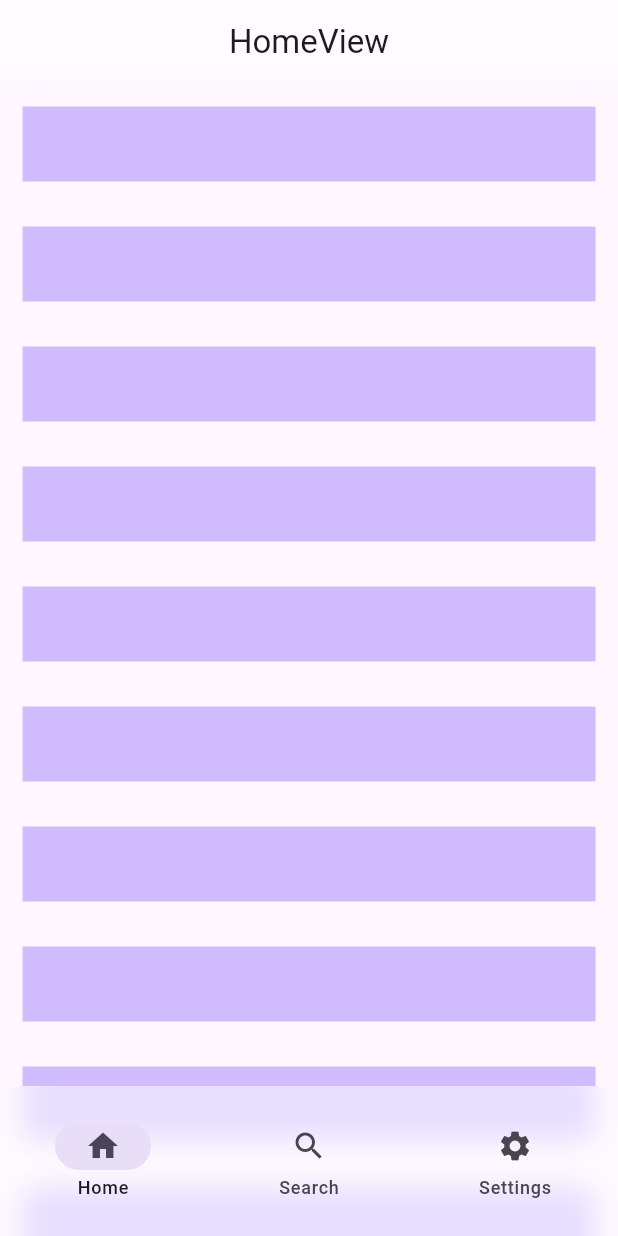
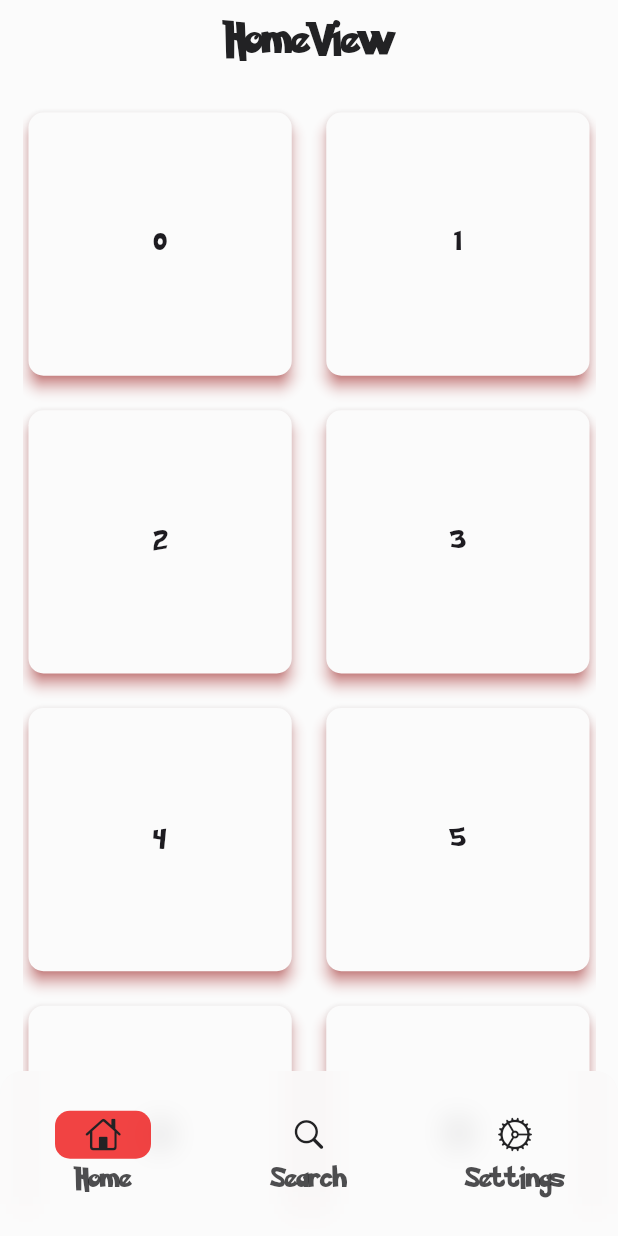
Before and after one commit to JurojinKun/flutter_test_getX, a Flutter app: the screen it shows after launch, on a phone screen of 412 x 824 dp. Run offline on Flutter 3.47's test engine with Material 3 defaults, Android fonts, the phone set to English and light mode, and no system bars; our stand-ins replace get.

Commit message:
Ui theme
- implement fonts
- implement light/dark theme data

```diff
--- a/lib/app/modules/home/views/home_view.dart
+++ b/lib/app/modules/home/views/home_view.dart
@@ -16,18 +16,35 @@ class HomeView extends GetView<HomeController> {
             preferredSize: Size(MediaQuery.of(context).size.width,
                 AppBar().preferredSize.height),
             child: const AppBarCustom(title: "HomeView")),
-        body: ListView.builder(
-            itemCount: 25,
+        body: Padding(
+          padding: const EdgeInsets.all(15.0),
+          child: GridView.builder(
+              gridDelegate: const SliverGridDelegateWithFixedCrossAxisCount(
+                  crossAxisCount: 2,
+                  mainAxisSpacing: 15.0,
+                  crossAxisSpacing: 15.0),
+              shrinkWrap: true,
+              itemCount: 23,
               itemBuilder: (_, index) {
+                return _itemGridView(context, index);
+              }),
+        ));
+  }
+
+  _itemGridView(BuildContext context, int index) {
     return GestureDetector(
       onTap: () => Get.toNamed(Routes
           .profile), //add id:number corresponds to nested key wrapper to stack navigation bottom bar,
-                child: Container(
-                  margin: const EdgeInsets.all(15.0),
-                  height: 50.0,
-                  color: Theme.of(context).colorScheme.inversePrimary,
+      child: Card(
+        color: Theme.of(context).scaffoldBackgroundColor,
+        shape:
+            RoundedRectangleBorder(borderRadius: BorderRadius.circular(10.0)),
+        elevation: 4,
+        shadowColor: Theme.of(context).primaryColor,
+        child: Center(
+          child: Text(index.toString()),
+        ),
       ),
     );
-            }));
   }
 }
--- /dev/null
+++ b/lib/app/theme/custom_font_sizes.dart
@@ -0,0 +1,26 @@
+import 'package:flutter/material.dart';
+
+class FontSizes {
+  static const double titleAppBar = 23.0;
+  static const double titleNavBar = 15.0;
+
+  static textStyleCustomPokemonHollow(Color color, double fontSize,
+      [TextDecoration? decoration, Color? backgroundColor]) {
+    return TextStyle(
+        fontFamily: 'PokemonHollow',
+        fontSize: fontSize,
+        color: color,
+        decoration: decoration,
+        backgroundColor: backgroundColor);
+  }
+
+  static textStyleCustomPokemonSolid(Color color, double fontSize,
+      [TextDecoration? decoration, Color? backgroundColor]) {
+    return TextStyle(
+        fontFamily: 'PokemonSolid',
+        fontSize: fontSize,
+        color: color,
+        decoration: decoration,
+        backgroundColor: backgroundColor);
+  }
+}
--- /dev/null
+++ b/lib/app/theme/custom_theme.dart
@@ -0,0 +1,60 @@
+import 'package:flutter/material.dart';
+import 'package:flutter/services.dart';
+import 'package:flutter_test_getx/app/theme/custom_font_sizes.dart';
+
+class CustomTheme {
+  static Color primaryColor = const Color(0xFFee1515),
+      white = const Color(0xFFfbfbfb),
+      black = const Color(0xFF222224),
+      transparent = Colors.transparent;
+
+  static final lightTheme = ThemeData(
+    primaryColor: primaryColor,
+    brightness: Brightness.light,
+    scaffoldBackgroundColor: white,
+    indicatorColor: black,
+    useMaterial3: true,
+    fontFamily: "PokemonSolid",
+    appBarTheme: AppBarTheme(
+      centerTitle: true,
+      backgroundColor: white,
+      scrolledUnderElevation: 0,
+      titleTextStyle:
+          FontSizes.textStyleCustomPokemonSolid(black, FontSizes.titleAppBar),
+      systemOverlayStyle: SystemUiOverlayStyle(
+        statusBarColor: white,
+        statusBarIconBrightness: Brightness.dark,
+      ),
+    ),
+    navigationBarTheme: NavigationBarThemeData(
+      labelTextStyle: WidgetStateProperty.all(
+          FontSizes.textStyleCustomPokemonSolid(
+              black.withOpacity(0.8), FontSizes.titleNavBar)),
+    ),
+  );
+
+  static final darkTheme = ThemeData(
+    primaryColor: primaryColor,
+    brightness: Brightness.dark,
+    scaffoldBackgroundColor: black,
+    indicatorColor: white,
+    useMaterial3: true,
+    fontFamily: "PokemonSolid",
+    appBarTheme: AppBarTheme(
+      centerTitle: true,
+      backgroundColor: black,
+      scrolledUnderElevation: 0,
+      titleTextStyle:
+          FontSizes.textStyleCustomPokemonSolid(white, FontSizes.titleAppBar),
+      systemOverlayStyle: SystemUiOverlayStyle(
+        statusBarColor: black,
+        statusBarIconBrightness: Brightness.light,
+      ),
+    ),
+    navigationBarTheme: NavigationBarThemeData(
+      labelTextStyle: WidgetStateProperty.all(
+          FontSizes.textStyleCustomPokemonSolid(
+              white.withOpacity(0.8), FontSizes.titleNavBar)),
+    ),
+  );
+}
--- a/lib/app/widgets/app_bar_custom.dart
+++ b/lib/app/widgets/app_bar_custom.dart
@@ -10,7 +10,7 @@ class AppBarCustom extends StatelessWidget {
   Widget build(BuildContext context) {
     return AppBar(
       elevation: 0,
-      backgroundColor: Colors.white.withOpacity(0.5),
+      backgroundColor: Theme.of(context).scaffoldBackgroundColor.withOpacity(0.5),
       title: Text(
         title,
       ),
--- a/lib/app/widgets/navigator_bar_custom.dart
+++ b/lib/app/widgets/navigator_bar_custom.dart
@@ -1,5 +1,6 @@
 import 'dart:ui';
 
+import 'package:flutter/cupertino.dart';
 import 'package:flutter/material.dart';
 
 class NavigationBarCustom extends StatelessWidget {
@@ -14,7 +15,7 @@ class NavigationBarCustom extends StatelessWidget {
   @override
   Widget build(BuildContext context) {
     return Container(
-      height: 100.0,
+      height: 110.0,
       decoration: const BoxDecoration(
           borderRadius: BorderRadius.only(
               topLeft: Radius.circular(15.0), topRight: Radius.circular(15.0))),
@@ -24,10 +25,11 @@ class NavigationBarCustom extends StatelessWidget {
           BackdropFilter(
             filter: ImageFilter.blur(sigmaX: 10, sigmaY: 10),
             child: Container(
-              decoration: BoxDecoration(
-                color: Colors.white.withOpacity(0.5),
-          borderRadius: const BorderRadius.only(
-              topLeft: Radius.circular(15.0), topRight: Radius.circular(15.0)))),
+                decoration: BoxDecoration(
+                    color: Theme.of(context).scaffoldBackgroundColor.withOpacity(0.5),
+                    borderRadius: const BorderRadius.only(
+                        topLeft: Radius.circular(15.0),
+                        topRight: Radius.circular(15.0)))),
           ),
           Align(
             alignment: AlignmentDirectional.center,
@@ -35,12 +37,22 @@ class NavigationBarCustom extends StatelessWidget {
               elevation: 0,
               backgroundColor: Colors.transparent,
               shadowColor: Colors.transparent,
-              destinations: const [
-                NavigationDestination(label: 'Home', icon: Icon(Icons.home)),
+              indicatorColor: Theme.of(context).primaryColor.withOpacity(0.8),
+              indicatorShape: RoundedRectangleBorder(
+                  borderRadius: BorderRadius.circular(10.0)),
+              destinations: [
                 NavigationDestination(
-                    label: 'Search', icon: Icon(Icons.search)),
+                    label: 'Home',
+                    icon: Icon(CupertinoIcons.home,
+                        color: Theme.of(context).indicatorColor)),
                 NavigationDestination(
-                    label: 'Settings', icon: Icon(Icons.settings)),
+                    label: 'Search',
+                    icon: Icon(CupertinoIcons.search,
+                        color: Theme.of(context).indicatorColor)),
+                NavigationDestination(
+                    label: 'Settings',
+                    icon: Icon(CupertinoIcons.settings,
+                        color: Theme.of(context).indicatorColor)),
               ],
               selectedIndex: currentIndex,
               onDestinationSelected: onDestinationSelected,
--- a/lib/main.dart
+++ b/lib/main.dart
@@ -1,4 +1,5 @@
 import 'package:flutter/material.dart';
+import 'package:flutter_test_getx/app/theme/custom_theme.dart';
 
 import 'package:get/get.dart';
 
@@ -16,6 +17,9 @@
     return GetMaterialApp(
       debugShowCheckedModeBanner: false,
       title: "Flutter Test Getx",
+      theme: CustomTheme.lightTheme,
+      darkTheme: CustomTheme.darkTheme,
+      themeMode: ThemeMode.system,
       initialRoute: AppPages.initial,
       getPages: AppPages.routes,
     );
```
Also changed, not shown: pubspec.yaml (+10 -69 lines), assets/fonts/Pokemon-Hollow.ttf (added), assets/fonts/Pokemon-Solid.ttf (added), 2 other files. Lines whose indentation alone changed are shown as unchanged.
